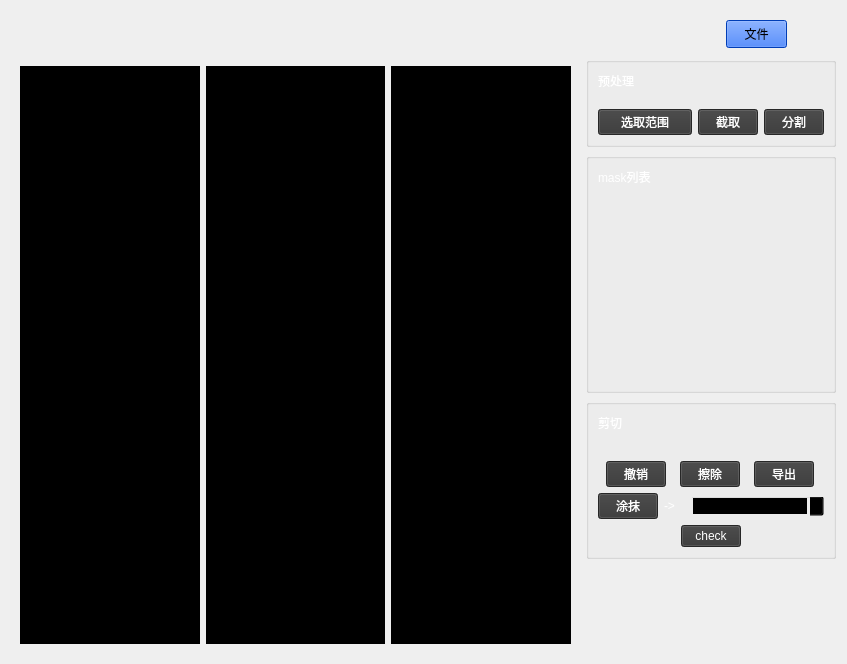
This is PreDivide/predividewidget.ui in strangerEatWatermelon/learnVTK as Qt 5 draws it before an edit. The edited form follows.
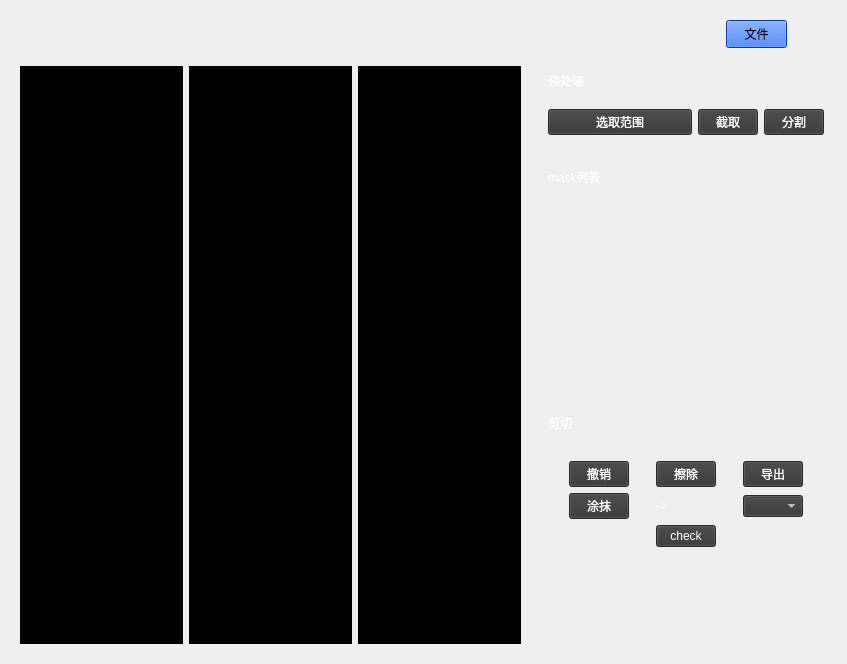
This is the edited form. Icons and pictures are not drawn.

Commit message: 渲染效果优化

The edit to the form file:
```diff
--- a/PreDivide/predividewidget.ui
+++ b/PreDivide/predividewidget.ui
@@ -122,7 +122,7 @@
       <widget class="QWidget" name="widget_2" native="true">
        <property name="maximumSize">
         <size>
-         <width>250</width>
+         <width>300</width>
          <height>16777215</height>
         </size>
        </property>
@@ -151,7 +151,7 @@
            </size>
           </property>
           <property name="styleSheet">
-           <string notr="true">QGroupBox{background-image: url(:/ui/res/Icons/Segmentation/background1.png);background-color:rgba(0,0,0,0);}</string>
+           <string notr="true">QGroupBox{background-color:rgba(0,0,0,0);border:none;}</string>
           </property>
           <property name="title">
            <string/>
@@ -256,7 +256,7 @@
            </size>
           </property>
           <property name="styleSheet">
-           <string notr="true">QGroupBox{background-image: url(:/ui/res/Icons/Segmentation/background3.png);background-color:rgba(0,0,0,0);}</string>
+           <string notr="true">QGroupBox{background-color:rgba(0,0,0,0);border:none;}</string>
           </property>
           <property name="title">
            <string/>
@@ -306,7 +306,7 @@
               </size>
              </property>
              <property name="styleSheet">
-              <string notr="true">color:rgb(255,255,255);</string>
+              <string notr="true">color:rgb(255,255,255);border:none;</string>
              </property>
              <property name="selectionBehavior">
               <enum>QAbstractItemView::SelectRows</enum>
@@ -325,7 +325,7 @@
            </size>
           </property>
           <property name="styleSheet">
-           <string notr="true">QGroupBox{background-image: url(:/ui/res/Icons/Segmentation/background3.png);background-color:rgba(0,0,0,0);}</string>
+           <string notr="true">QGroupBox{background-color:rgba(0,0,0,0);border:none;}</string>
           </property>
           <property name="title">
            <string/>
@@ -428,7 +428,7 @@
               <widget class="QLabel" name="label_4">
                <property name="maximumSize">
                 <size>
-                 <width>20</width>
+                 <width>60</width>
                  <height>16777215</height>
                 </size>
                </property>
@@ -441,33 +441,15 @@
               </widget>
              </item>
              <item>
-              <widget class="QSpinBox" name="m_daubValue">
-               <property name="focusPolicy">
-                <enum>Qt::NoFocus</enum>
+              <widget class="QComboBox" name="m_daubValue">
+               <property name="maximumSize">
+                <size>
+                 <width>60</width>
+                 <height>16777215</height>
+                </size>
                </property>
                <property name="styleSheet">
-                <string notr="true">color:rgb(255,255,255);
-QSpinBox::hover
-
-{
-
-background-color : rgb(0,0,0);
-
-}
-
-QSpinBox::pressed
-
-{
-
-background-color : rgb(0,0,0);
-
-}</string>
-               </property>
-               <property name="minimum">
-                <number>1</number>
-               </property>
-               <property name="maximum">
-                <number>255</number>
+                <string notr="true">color:rgb(255,255,255);background-color:rgb(54, 54, 54)</string>
                </property>
               </widget>
              </item>
```
Left out of the diff: 9 changed lines with no effect on the pictures. The commit also changes 1 other file.
